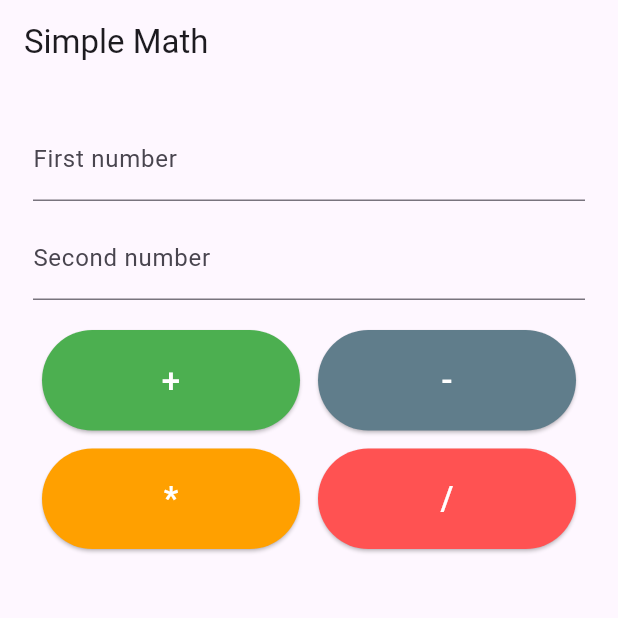
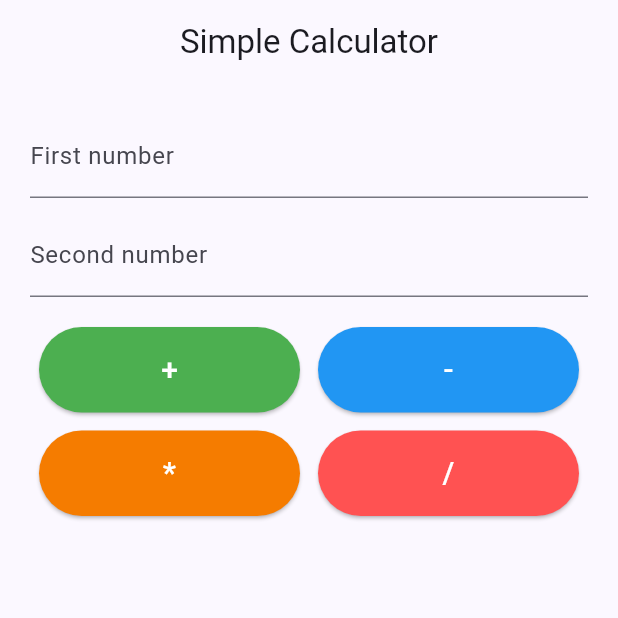
Before and after one commit to manjeet13804/byte_input_calculator, a Flutter app: the screen it shows after launch, on a phone screen of 412 x 824 dp, the top half of it. Run offline on Flutter 3.47's test engine with Material 3 defaults, Android fonts, the phone set to English and light mode, and no system bars; our stand-ins replace flutter_riverpod.

Commit message:
third commit

```diff
--- a/lib/main.dart
+++ b/lib/main.dart
@@ -1,133 +1,122 @@
 import 'package:flutter/material.dart';
 import 'package:flutter_riverpod/flutter_riverpod.dart';
 
-class MathResultController extends StateNotifier<String> {
-  MathResultController() : super('');
+final resultProvider = StateProvider<String>((ref) => '');
 
-  void doMath(String op, String val1, String val2) {
-    final a = double.tryParse(val1);
-    final b = double.tryParse(val2);
+void doMath(WidgetRef ref, String operator, String val1, String val2) {
+  final firstNum = double.tryParse(val1);
+  final secondNum = double.tryParse(val2);
 
-    if (a == null || b == null) {
-      state = '⚠️ Enter valid numbers';
+  if (firstNum == null || secondNum == null) {
+    ref.read(resultProvider.notifier).state = 'Please enter valid numbers!';
     return;
   }
 
-    switch (op) {
-      case '+':
-        state = 'Result = ${a + b}';
-        break;
-      case '-':
-        state = 'Result = ${a - b}';
-        break;
-      case '*':
-        state = 'Result = ${a * b}';
-        break;
-      case '/':
-        if (b == 0) {
-          state = '🚫 Can\'t divide by 0';
+  String finalResult;
+
+  if (operator == '+') {
+    finalResult = '${firstNum + secondNum}';
+  } else if (operator == '-') {
+    finalResult = '${firstNum - secondNum}';
+  } else if (operator == '*') {
+    finalResult = '${firstNum * secondNum}';
+  } else if (operator == '/') {
+    if (secondNum == 0) {
+      finalResult = 'Division by zero is not allowed!';
     } else {
-          state = 'Result = ${a / b}';
+      finalResult = '${firstNum / secondNum}';
     }
-        break;
-      default:
-        state = 'Unknown operation';
-    }
-  }
+  } else {
+    finalResult = 'Unknown operation';
   }
 
-final mathResultProvider = StateNotifierProvider<MathResultController, String>((
-  ref,
-) {
-  return MathResultController();
-});
+  ref.read(resultProvider.notifier).state = 'Result: $finalResult';
+}
 
 void main() {
   runApp(const ProviderScope(child: MyCalcApp()));
 }
 
-class MyCalcApp extends StatelessWidget {
+class MyCalcApp extends ConsumerWidget {
   const MyCalcApp({super.key});
 
   @override
-  Widget build(BuildContext context) {
+  Widget build(BuildContext context, WidgetRef ref) {
     return MaterialApp(
-      title: 'Basic Calc',
+      title: 'Basic Math App',
       debugShowCheckedModeBanner: false,
-      theme: ThemeData(primarySwatch: Colors.deepPurple),
-      home: CalculatorScreen(),
+      theme: ThemeData(colorSchemeSeed: Colors.indigo, useMaterial3: true),
+      home: const CalculatorPage(),
     );
   }
 }
 
-class CalculatorScreen extends ConsumerWidget {
-  CalculatorScreen({super.key});
+class CalculatorPage extends ConsumerWidget {
+  const CalculatorPage({super.key});
 
-  final _inputOne = TextEditingController();
-  final _inputTwo = TextEditingController();
+  @override
+  Widget build(BuildContext context, WidgetRef ref) {
+    final resultText = ref.watch(resultProvider);
 
-  Widget actionButton(String op, Color tint, WidgetRef ref) {
+    final firstInput = TextEditingController();
+    final secondInput = TextEditingController();
+
+    Widget buildMathBtn(String symbol, Color bgColor) {
       return Expanded(
-      child: Padding(
-        padding: const EdgeInsets.symmetric(horizontal: 6.0),
+        child: Container(
+          margin: const EdgeInsets.symmetric(horizontal: 6),
           child: ElevatedButton(
             style: ElevatedButton.styleFrom(
-            backgroundColor: tint,
-            padding: const EdgeInsets.symmetric(vertical: 18),
+              backgroundColor: bgColor,
+              padding: const EdgeInsets.symmetric(vertical: 14),
             ),
             onPressed: () {
-            ref
-                .read(mathResultProvider.notifier)
-                .doMath(op, _inputOne.text, _inputTwo.text);
+              doMath(ref, symbol, firstInput.text, secondInput.text);
             },
             child: Text(
-            op,
-            style: const TextStyle(fontSize: 22, color: Colors.white),
+              symbol,
+              style: const TextStyle(fontSize: 20, color: Colors.white),
             ),
           ),
         ),
       );
     }
 
-  @override
-  Widget build(BuildContext context, WidgetRef ref) {
-    final output = ref.watch(mathResultProvider);
-
     return Scaffold(
-      appBar: AppBar(title: const Text('Simple Math')),
+      appBar: AppBar(title: const Text('Simple Calculator'), centerTitle: true),
       body: Padding(
-        padding: const EdgeInsets.all(22.0),
+        padding: const EdgeInsets.all(20),
         child: Column(
           children: [
             TextField(
-              controller: _inputOne,
+              controller: firstInput,
               keyboardType: TextInputType.number,
               decoration: const InputDecoration(labelText: 'First number'),
             ),
             const SizedBox(height: 10),
             TextField(
-              controller: _inputTwo,
+              controller: secondInput,
               keyboardType: TextInputType.number,
               decoration: const InputDecoration(labelText: 'Second number'),
             ),
             const SizedBox(height: 20),
             Row(
               children: [
-                actionButton('+', Colors.green, ref),
-                actionButton('-', Colors.blueGrey, ref),
+                buildMathBtn('+', Colors.green),
+                buildMathBtn('-', Colors.blue),
               ],
             ),
             const SizedBox(height: 12),
             Row(
               children: [
-                actionButton('*', Colors.amber.shade700, ref),
-                actionButton('/', Colors.redAccent, ref),
+                buildMathBtn('*', Colors.orange.shade700),
+                buildMathBtn('/', Colors.redAccent),
               ],
             ),
-            const SizedBox(height: 28),
+            const SizedBox(height: 30),
             Text(
-              output,
-              style: const TextStyle(fontSize: 25, fontWeight: FontWeight.w600),
+              resultText,
+              style: const TextStyle(fontSize: 24, fontWeight: FontWeight.w600),
             ),
           ],
         ),
```
Lines whose indentation alone changed are shown as unchanged.
